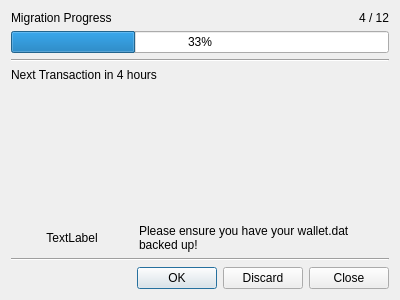
First picture: the form in src/turnstileprogress.ui, repository z-bitcoinz/BitcoinZ_Blue, before the edit.
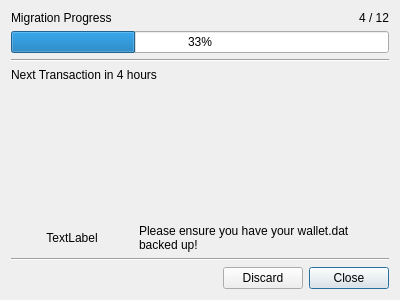
Second picture: the form after the edit.

Commit message: Remove un-necessary button

```diff
--- a/src/turnstileprogress.ui
+++ b/src/turnstileprogress.ui
@@ -90,7 +90,7 @@
       <enum>Qt::Horizontal</enum>
      </property>
      <property name="standardButtons">
-      <set>QDialogButtonBox::Close|QDialogButtonBox::Discard|QDialogButtonBox::Ok</set>
+      <set>QDialogButtonBox::Close|QDialogButtonBox::Discard</set>
      </property>
      <property name="centerButtons">
       <bool>false</bool>
```
The commit also changes 1 other file.
